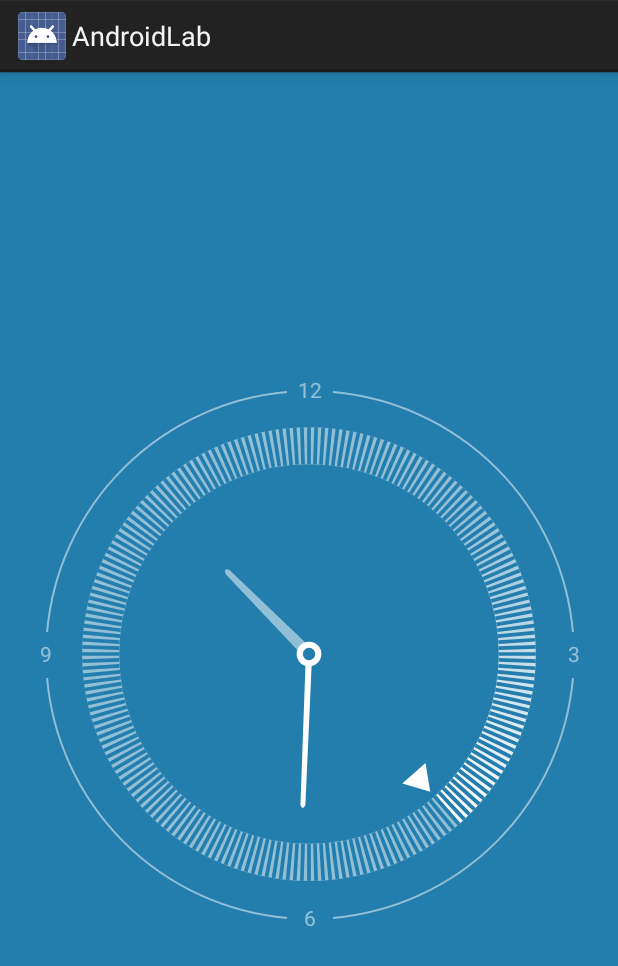
After one commit to burulangtu/AndroidLab, an Android app: the MiClockActivity screen opened directly, with no data from a screen before it, on a phone screen of 412 x 824 dp. The commit adds this screen. Shown: the top 966 px of the screen. Run offline under Robolectric (Android 15) with nearby library versions, the phone set to English and light mode, and no system bars.

Commit message:
feat:模仿小米时钟 组件来源：http://www.jianshu.com/p/056aa0485913 知识点：用 Camera 做 3D 选装

```diff
--- a/app/src/main/java/com/sunkai/lab/androidlab/MainActivity.java
+++ b/app/src/main/java/com/sunkai/lab/androidlab/MainActivity.java
@@ -11,6 +11,7 @@ import com.sunkai.lab.androidlab.diybanner.DIYBannerActivity;
 import com.sunkai.lab.androidlab.diyloading.DiyLoadingActivity;
 import com.sunkai.lab.androidlab.diyscroller.DIYSliderActivity;
 import com.sunkai.lab.androidlab.diyview.DIYViewActivity;
+import com.sunkai.lab.androidlab.miclock.MiClockActivity;
 import com.sunkai.lab.androidlab.mixtypeset.MixTextImageActivity;
 import com.sunkai.lab.androidlab.patheffect.PathEffectActivity;
 import com.sunkai.lab.androidlab.timeline.TimeLineActivity;
@@ -61,6 +62,10 @@ public class MainActivity extends Activity {
         startActivity(new Intent(this, TimeLineActivity.class));
     }
 
+    public void diyMiClock(View view){
+        startActivity(new Intent(this, MiClockActivity.class));
+    }
+
     @Override
     protected void onActivityResult(int requestCode, int resultCode, Intent data) {
         /**
--- /dev/null
+++ b/app/src/main/java/com/sunkai/lab/androidlab/miclock/MiClockActivity.java
@@ -0,0 +1,15 @@
+package com.sunkai.lab.androidlab.miclock;
+
+import android.app.Activity;
+import android.os.Bundle;
+
+import com.sunkai.lab.androidlab.R;
+
+public class MiClockActivity extends Activity {
+
+    @Override
+    protected void onCreate(Bundle savedInstanceState) {
+        super.onCreate(savedInstanceState);
+        setContentView(R.layout.activity_mi_clock);
+    }
+}
--- /dev/null
+++ b/app/src/main/java/com/sunkai/lab/androidlab/miclock/MiClockView.java
@@ -0,0 +1,516 @@
+package com.sunkai.lab.androidlab.miclock;
+
+import android.animation.PropertyValuesHolder;
+import android.animation.TimeInterpolator;
+import android.animation.ValueAnimator;
+import android.content.Context;
+import android.content.res.TypedArray;
+import android.graphics.Camera;
+import android.graphics.Canvas;
+import android.graphics.Color;
+import android.graphics.Matrix;
+import android.graphics.Paint;
+import android.graphics.Path;
+import android.graphics.Rect;
+import android.graphics.RectF;
+import android.graphics.SweepGradient;
+import android.os.Handler;
+import android.os.Looper;
+import android.util.AttributeSet;
+import android.util.TypedValue;
+import android.view.MotionEvent;
+import android.view.View;
+
+import com.sunkai.lab.androidlab.R;
+
+import java.util.Calendar;
+
+/**
+ * 仿小米时钟
+ */
+public class MiClockView extends View {
+
+    /* 画布 */
+    private Canvas mCanvas;
+    /* 小时文本画笔 */
+    private Paint mTextPaint;
+    /* 测量小时文本宽高的矩形 */
+    private Rect mTextRect;
+    /* 小时圆圈画笔 */
+    private Paint mCirclePaint;
+    /* 小时圆圈线条宽度 */
+    private float mCircleStrokeWidth = 2;
+    /* 小时圆圈的外接矩形 */
+    private RectF mCircleRectF;
+    /* 刻度圆弧画笔 */
+    private Paint mScaleArcPaint;
+    /* 刻度圆弧的外接矩形 */
+    private RectF mScaleArcRectF;
+    /* 刻度线画笔 */
+    private Paint mScaleLinePaint;
+    /* 时针画笔 */
+    private Paint mHourHandPaint;
+    /* 分针画笔 */
+    private Paint mMinuteHandPaint;
+    /* 秒针画笔 */
+    private Paint mSecondHandPaint;
+    /* 时针路径 */
+    private Path mHourHandPath;
+    /* 分针路径 */
+    private Path mMinuteHandPath;
+    /* 秒针路径 */
+    private Path mSecondHandPath;
+
+    /* 亮色，用于分针、秒针、渐变终止色 */
+    private int mLightColor;
+    /* 暗色，圆弧、刻度线、时针、渐变起始色 */
+    private int mDarkColor;
+    /* 背景色 */
+    private int mBackgroundColor;
+    /* 小时文本字体大小 */
+    private float mTextSize;
+    /* 时钟半径，不包括padding值 */
+    private float mRadius;
+    /* 刻度线长度 */
+    private float mScaleLength;
+
+    /* 时针角度 */
+    private float mHourDegree;
+    /* 分针角度 */
+    private float mMinuteDegree;
+    /* 秒针角度 */
+    private float mSecondDegree;
+
+    /* 加一个默认的padding值，为了防止用camera旋转时钟时造成四周超出view大小 */
+    private float mDefaultPadding;
+    private float mPaddingLeft;
+    private float mPaddingTop;
+    private float mPaddingRight;
+    private float mPaddingBottom;
+
+    /* 梯度扫描渐变 */
+    private SweepGradient mSweepGradient;
+    /* 渐变矩阵，作用在SweepGradient */
+    private Matrix mGradientMatrix;
+    /* 触摸时作用在Camera的矩阵 */
+    private Matrix mCameraMatrix;
+    /* 照相机，用于旋转时钟实现3D效果 */
+    private Camera mCamera;
+    /* camera绕X轴旋转的角度 */
+    private float mCameraRotateX;
+    /* camera绕Y轴旋转的角度 */
+    private float mCameraRotateY;
+    /* camera旋转的最大角度 */
+    private float mMaxCameraRotate = 10;
+    /* 指针的在x轴的位移 */
+    private float mCanvasTranslateX;
+    /* 指针的在y轴的位移 */
+    private float mCanvasTranslateY;
+    /* 指针的最大位移 */
+    private float mMaxCanvasTranslate;
+    /* 手指松开时时钟晃动的动画 */
+    private ValueAnimator mShakeAnim;
+
+    private Handler handler = new Handler(Looper.getMainLooper());
+
+    private Runnable runnable = new Runnable() {
+        @Override
+        public void run() {
+            invalidate();
+            handler.postDelayed(runnable, 100);
+        }
+    };
+
+    public MiClockView(Context context) {
+        this(context, null);
+    }
+
+    public MiClockView(Context context, AttributeSet attrs) {
+        this(context, attrs, 0);
+    }
+
+    public MiClockView(Context context, AttributeSet attrs, int defStyleAttr) {
+        super(context, attrs, defStyleAttr);
+        TypedArray ta = context.obtainStyledAttributes(attrs, R.styleable.MiClockView, defStyleAttr, 0);
+        mBackgroundColor = ta.getColor(R.styleable.MiClockView_backgroundColor, Color.parseColor("#237EAD"));
+        setBackgroundColor(mBackgroundColor);
+        mLightColor = ta.getColor(R.styleable.MiClockView_lightColor, Color.parseColor("#ffffff"));
+        mDarkColor = ta.getColor(R.styleable.MiClockView_darkColor, Color.parseColor("#80ffffff"));
+        mTextSize = ta.getDimension(R.styleable.MiClockView_textSize, sp2px(context, 14));
+        ta.recycle();
+
+        mHourHandPaint = new Paint(Paint.ANTI_ALIAS_FLAG);
+        mHourHandPaint.setStyle(Paint.Style.FILL);
+        mHourHandPaint.setColor(mDarkColor);
+
+        mMinuteHandPaint = new Paint(Paint.ANTI_ALIAS_FLAG);
+        mMinuteHandPaint.setColor(mLightColor);
+
+        mSecondHandPaint = new Paint(Paint.ANTI_ALIAS_FLAG);
+        mSecondHandPaint.setStyle(Paint.Style.FILL);
+        mSecondHandPaint.setColor(mLightColor);
+
+        mScaleLinePaint = new Paint(Paint.ANTI_ALIAS_FLAG);
+        mScaleLinePaint.setStyle(Paint.Style.STROKE);
+        mScaleLinePaint.setColor(mBackgroundColor);
+
+        mScaleArcPaint = new Paint(Paint.ANTI_ALIAS_FLAG);
+        mScaleArcPaint.setStyle(Paint.Style.STROKE);
+
+        mTextPaint = new Paint(Paint.ANTI_ALIAS_FLAG);
+        mTextPaint.setStyle(Paint.Style.FILL);
+        mTextPaint.setColor(mDarkColor);
+        mTextPaint.setTextSize(mTextSize);
+
+        mCirclePaint = new Paint(Paint.ANTI_ALIAS_FLAG);
+        mCirclePaint.setStyle(Paint.Style.STROKE);
+        mCirclePaint.setStrokeWidth(mCircleStrokeWidth);
+        mCirclePaint.setColor(mDarkColor);
+
+        mTextRect = new Rect();
+        mCircleRectF = new RectF();
+        mScaleArcRectF = new RectF();
+        mHourHandPath = new Path();
+        mMinuteHandPath = new Path();
+        mSecondHandPath = new Path();
+
+        mGradientMatrix = new Matrix();
+        mCameraMatrix = new Matrix();
+        mCamera = new Camera();
+
+        handler.post(runnable);
+    }
+
+    @Override
+    protected void onMeasure(int widthMeasureSpec, int heightMeasureSpec) {
+        setMeasuredDimension(measureDimension(widthMeasureSpec), measureDimension(heightMeasureSpec));
+    }
+
+    private int measureDimension(int measureSpec) {
+        int result;
+        int mode = MeasureSpec.getMode(measureSpec);
+        int size = MeasureSpec.getSize(measureSpec);
+        if (mode == MeasureSpec.EXACTLY) {
+            result = size;
+        } else {
+            result = 800;
+            if (mode == MeasureSpec.AT_MOST) {
+                result = Math.min(result, size);
+            }
+        }
+        return result;
+    }
+
+    @Override
+    protected void onSizeChanged(int w, int h, int oldw, int oldh) {
+        super.onSizeChanged(w, h, oldw, oldh);
+        //宽和高分别去掉padding值，取min的一半即表盘的半径
+        mRadius = Math.min(w - getPaddingLeft() - getPaddingRight(),
+                h - getPaddingTop() - getPaddingBottom()) / 2;
+        mDefaultPadding = 0.12f * mRadius;//根据比例确定默认padding大小
+        mPaddingLeft = mDefaultPadding + w / 2 - mRadius + getPaddingLeft();
+        mPaddingTop = mDefaultPadding + h / 2 - mRadius + getPaddingTop();
+        mPaddingRight = mPaddingLeft;
+        mPaddingBottom = mPaddingTop;
+        mScaleLength = 0.12f * mRadius;//根据比例确定刻度线长度
+        mScaleArcPaint.setStrokeWidth(mScaleLength);
+        mScaleLinePaint.setStrokeWidth(0.012f * mRadius);
+        mMaxCanvasTranslate = 0.02f * mRadius;
+        //梯度扫描渐变，以(w/2,h/2)为中心点，两种起止颜色梯度渐变
+        //float数组表示，[a0,a0.75)为起始颜色所占比例，[a0.75,1}为起止颜色渐变所占比例
+        mSweepGradient = new SweepGradient(w / 2, h / 2,
+                new int[]{mDarkColor, mLightColor}, new float[]{0.75f, 1});
+    }
+
+    @Override
+    protected void onDraw(Canvas canvas) {
+        mCanvas = canvas;
+        setCameraRotate();
+        getTimeDegree();
+        drawTimeText();
+        drawScaleLine();
+        drawSecondHand();
+        drawHourHand();
+        drawMinuteHand();
+    }
+
+    @Override
+    public boolean onTouchEvent(MotionEvent event) {
+        switch (event.getAction()) {
+            case MotionEvent.ACTION_DOWN:
+                if (mShakeAnim != null && mShakeAnim.isRunning()) {
+                    mShakeAnim.cancel();
+                }
+                getCameraRotate(event);
+                getCanvasTranslate(event);
+                break;
+            case MotionEvent.ACTION_MOVE:
+                //根据手指坐标计算camera应该旋转的大小
+                getCameraRotate(event);
+                getCanvasTranslate(event);
+                break;
+            case MotionEvent.ACTION_UP:
+                //松开手指，时钟复原并伴随晃动动画
+                startShakeAnim();
+                break;
+        }
+        return true;
+    }
+
+    /**
+     * 获取camera旋转的大小
+     *
+     * @param event motionEvent
+     */
+    private void getCameraRotate(MotionEvent event) {
+        float rotateX = -(event.getY() - getHeight() / 2);
+        float rotateY = (event.getX() - getWidth() / 2);
+        //求出此时旋转的大小与半径之比
+        float[] percentArr = getPercent(rotateX, rotateY);
+        //最终旋转的大小按比例匀称改变
+        mCameraRotateX = percentArr[0] * mMaxCameraRotate;
+        mCameraRotateY = percentArr[1] * mMaxCameraRotate;
+    }
+
+    /**
+     * 当拨动时钟时，会发现时针、分针、秒针和刻度盘会有一个较小的偏移量，形成近大远小的立体偏移效果
+     * 一开始我打算使用 matrix 和 camera 的 mCamera.translate(x, y, z) 方法改变 z 的值
+     * 但是并没有效果，所以就动态计算距离，然后在 onDraw()中分零件地 mCanvas.translate(x, y)
+     *
+     * @param event motionEvent
+     */
+    private void getCanvasTranslate(MotionEvent event) {
+        float translateX = (event.getX() - getWidth() / 2);
+        float translateY = (event.getY() - getHeight() / 2);
+        //求出此时位移的大小与半径之比
+        float[] percentArr = getPercent(translateX, translateY);
+        //最终位移的大小按比例匀称改变
+        mCanvasTranslateX = percentArr[0] * mMaxCanvasTranslate;
+        mCanvasTranslateY = percentArr[1] * mMaxCanvasTranslate;
+    }
+
+    /**
+     * 获取一个操作旋转或位移大小的比例
+     *
+     * @param x x大小
+     * @param y y大小
+     * @return 装有xy比例的float数组
+     */
+    private float[] getPercent(float x, float y) {
+        float[] percentArr = new float[2];
+        float percentX = x / mRadius;
+        float percentY = y / mRadius;
+        if (percentX > 1) {
+            percentX = 1;
+        } else if (percentX < -1) {
+            percentX = -1;
+        }
+        if (percentY > 1) {
+            percentY = 1;
+        } else if (percentY < -1) {
+            percentY = -1;
+        }
+        percentArr[0] = percentX;
+        percentArr[1] = percentY;
+        return percentArr;
+    }
+
+    /**
+     * 设置3D时钟效果，触摸矩阵的相关设置、照相机的旋转大小
+     * 应用在绘制图形之前，否则无效
+     */
+    private void setCameraRotate() {
+        mCameraMatrix.reset();
+        mCamera.save();
+        mCamera.rotateX(mCameraRotateX);//绕x轴旋转角度
+        mCamera.rotateY(mCameraRotateY);//绕y轴旋转角度
+        mCamera.getMatrix(mCameraMatrix);//相关属性设置到matrix中
+        mCamera.restore();
+        //camera在view左上角那个点，故旋转默认是以左上角为中心旋转
+        //故在动作之前pre将matrix向左移动getWidth()/2长度，向上移动getHeight()/2长度
+        mCameraMatrix.preTranslate(-getWidth() / 2, -getHeight() / 2);
+        //在动作之后post再回到原位
+        mCameraMatrix.postTranslate(getWidth() / 2, getHeight() / 2);
+        mCanvas.concat(mCameraMatrix);//matrix与canvas相关联
+    }
+
+    /**
+     * 时钟晃动动画
+     */
+    private void startShakeAnim() {
+        final String cameraRotateXName = "cameraRotateX";
+        final String cameraRotateYName = "cameraRotateY";
+        final String canvasTranslateXName = "canvasTranslateX";
+        final String canvasTranslateYName = "canvasTranslateY";
+        PropertyValuesHolder cameraRotateXHolder =
+                PropertyValuesHolder.ofFloat(cameraRotateXName, mCameraRotateX, 0);
+        PropertyValuesHolder cameraRotateYHolder =
+                PropertyValuesHolder.ofFloat(cameraRotateYName, mCameraRotateY, 0);
+        PropertyValuesHolder canvasTranslateXHolder =
+                PropertyValuesHolder.ofFloat(canvasTranslateXName, mCanvasTranslateX, 0);
+        PropertyValuesHolder canvasTranslateYHolder =
+                PropertyValuesHolder.ofFloat(canvasTranslateYName, mCanvasTranslateY, 0);
+        mShakeAnim = ValueAnimator.ofPropertyValuesHolder(cameraRotateXHolder,
+                cameraRotateYHolder, canvasTranslateXHolder, canvasTranslateYHolder);
+        mShakeAnim.setInterpolator(new TimeInterpolator() {
+            @Override
+            public float getInterpolation(float input) {
+                //http://inloop.github.io/interpolator/
+                float f = 0.571429f;
+                return (float) (Math.pow(2, -2 * input) * Math.sin((input - f / 4) * (2 * Math.PI) / f) + 1);
+            }
+        });
+        mShakeAnim.setDuration(1000);
+        mShakeAnim.addUpdateListener(new ValueAnimator.AnimatorUpdateListener() {
+            @Override
+            public void onAnimationUpdate(ValueAnimator animation) {
+                mCameraRotateX = (float) animation.getAnimatedValue(cameraRotateXName);
+                mCameraRotateY = (float) animation.getAnimatedValue(cameraRotateYName);
+                mCanvasTranslateX = (float) animation.getAnimatedValue(canvasTranslateXName);
+                mCanvasTranslateY = (float) animation.getAnimatedValue(canvasTranslateYName);
+            }
+        });
+        mShakeAnim.start();
+    }
+
+    /**
+     * 获取当前时分秒所对应的角度
+     * 为了不让秒针走得像老式挂钟一样僵硬，需要精确到毫秒
+     */
+    private void getTimeDegree() {
+        Calendar calendar = Calendar.getInstance();
+        float milliSecond = calendar.get(Calendar.MILLISECOND);
+        float second = calendar.get(Calendar.SECOND) + milliSecond / 1000;
+        float minute = calendar.get(Calendar.MINUTE) + second / 60;
+        float hour = calendar.get(Calendar.HOUR) + minute / 60;
+        mSecondDegree = second / 60 * 360;
+        mMinuteDegree = minute / 60 * 360;
+        mHourDegree = hour / 12 * 360;
+    }
+
+    /**
+     * 画最外圈的时间文本和4个弧线
+     */
+    private void drawTimeText() {
+        String timeText = "12";
+        mTextPaint.getTextBounds(timeText, 0, timeText.length(), mTextRect);
+        int textLargeWidth = mTextRect.width();//两位数字的宽
+        mCanvas.drawText("12", getWidth() / 2 - textLargeWidth / 2, mPaddingTop + mTextRect.height(), mTextPaint);
+        timeText = "3";
+        mTextPaint.getTextBounds(timeText, 0, timeText.length(), mTextRect);
+        int textSmallWidth = mTextRect.width();//一位数字的宽
+        mCanvas.drawText("3", getWidth() - mPaddingRight - mTextRect.height() / 2 - textSmallWidth / 2,
+                getHeight() / 2 + mTextRect.height() / 2, mTextPaint);
+        mCanvas.drawText("6", getWidth() / 2 - textSmallWidth / 2, getHeight() - mPaddingBottom, mTextPaint);
+        mCanvas.drawText("9", mPaddingLeft + mTextRect.height() / 2 - textSmallWidth / 2,
+                getHeight() / 2 + mTextRect.height() / 2, mTextPaint);
+
+        //画4个弧
+        mCircleRectF.set(mPaddingLeft + mTextRect.height() / 2 + mCircleStrokeWidth / 2,
+                mPaddingTop + mTextRect.height() / 2 + mCircleStrokeWidth / 2,
+                getWidth() - mPaddingRight - mTextRect.height() / 2 + mCircleStrokeWidth / 2,
+                getHeight() - mPaddingBottom - mTextRect.height() / 2 + mCircleStrokeWidth / 2);
+        for (int i = 0; i < 4; i++) {
+            mCanvas.drawArc(mCircleRectF, 5 + 90 * i, 80, false, mCirclePaint);
+        }
+    }
+
+    /**
+     * 画一圈梯度渲染的亮暗色渐变圆弧，重绘时不断旋转，上面盖一圈背景色的刻度线
+     */
+    private void drawScaleLine() {
+        mCanvas.save();
+        mCanvas.translate(mCanvasTranslateX, mCanvasTranslateY);
+        mScaleArcRectF.set(mPaddingLeft + 1.5f * mScaleLength + mTextRect.height() / 2,
+                mPaddingTop + 1.5f * mScaleLength + mTextRect.height() / 2,
+                getWidth() - mPaddingRight - mTextRect.height() / 2 - 1.5f * mScaleLength,
+                getHeight() - mPaddingBottom - mTextRect.height() / 2 - 1.5f * mScaleLength);
+        //matrix默认会在三点钟方向开始颜色的渐变，为了吻合钟表十二点钟顺时针旋转的方向，把秒针旋转的角度减去90度
+        mGradientMatrix.setRotate(mSecondDegree - 90, getWidth() / 2, getHeight() / 2);
+        mSweepGradient.setLocalMatrix(mGradientMatrix);
+        mScaleArcPaint.setShader(mSweepGradient);
+        mCanvas.drawArc(mScaleArcRectF, 0, 360, false, mScaleArcPaint);
+        //画背景色刻度线
+        for (int i = 0; i < 200; i++) {
+            mCanvas.drawLine(getWidth() / 2, mPaddingTop + mScaleLength + mTextRect.height() / 2,
+                    getWidth() / 2, mPaddingTop + 2 * mScaleLength + mTextRect.height() / 2, mScaleLinePaint);
+            mCanvas.rotate(1.8f, getWidth() / 2, getHeight() / 2);
+        }
+        mCanvas.restore();
+    }
+
+    /**
+     * 画秒针，根据不断变化的秒针角度旋转画布
+     */
+    private void drawSecondHand() {
+        mCanvas.save();
+        mCanvas.translate(mCanvasTranslateX, mCanvasTranslateY);
+        mCanvas.rotate(mSecondDegree, getWidth() / 2, getHeight() / 2);
+        mSecondHandPath.reset();
+        float offset = mPaddingTop + mTextRect.height() / 2;
+        mSecondHandPath.moveTo(getWidth() / 2, offset + 0.26f * mRadius);
+        mSecondHandPath.lineTo(getWidth() / 2 - 0.05f * mRadius, offset + 0.34f * mRadius);
+        mSecondHandPath.lineTo(getWidth() / 2 + 0.05f * mRadius, offset + 0.34f * mRadius);
+        mSecondHandPath.close();
+        mSecondHandPaint.setColor(mLightColor);
+        mCanvas.drawPath(mSecondHandPath, mSecondHandPaint);
+        mCanvas.restore();
+    }
+
+    /**
+     * 画时针，根据不断变化的时针角度旋转画布
+     * 针头为圆弧状，使用二阶贝塞尔曲线
+     */
+    private void drawHourHand() {
+        mCanvas.save();
+        mCanvas.translate(mCanvasTranslateX * 1.2f, mCanvasTranslateY * 1.2f);
+        mCanvas.rotate(mHourDegree, getWidth() / 2, getHeight() / 2);
+        mHourHandPath.reset();
+        float offset = mPaddingTop + mTextRect.height() / 2;
+        mHourHandPath.moveTo(getWidth() / 2 - 0.018f * mRadius, getHeight() / 2 - 0.03f * mRadius);
+        mHourHandPath.lineTo(getWidth() / 2 - 0.009f * mRadius, offset + 0.48f * mRadius);
+        mHourHandPath.quadTo(getWidth() / 2, offset + 0.46f * mRadius, getWidth() / 2 + 0.009f * mRadius, offset + 0.48f * mRadius);
+        mHourHandPath.lineTo(getWidth() / 2 + 0.018f * mRadius, getHeight() / 2 - 0.03f * mRadius);
+        mHourHandPath.close();
+        mHourHandPaint.setStyle(Paint.Style.FILL);
+        mCanvas.drawPath(mHourHandPath, mHourHandPaint);
+        mCircleRectF.set(getWidth() / 2 - 0.03f * mRadius, getHeight() / 2 - 0.03f * mRadius, getWidth() / 2 + 0.03f * mRadius, getHeight() / 2 + 0.03f * mRadius);
+        mHourHandPaint.setStyle(Paint.Style.STROKE);
+        mHourHandPaint.setStrokeWidth(0.01f * mRadius);
+        mCanvas.drawArc(mCircleRectF, 0, 360, false, mHourHandPaint);
+        mCanvas.restore();
+    }
+
+    /**
+     * 画分针，根据不断变化的分针角度旋转画布
+     */
+    private void drawMinuteHand() {
+        mCanvas.save();
+        mCanvas.translate(mCanvasTranslateX * 2f, mCanvasTranslateY * 2f);
+        mCanvas.rotate(mMinuteDegree, getWidth() / 2, getHeight() / 2);
+        mMinuteHandPath.reset();
+        float offset = mPaddingTop + mTextRect.height() / 2;
+        mMinuteHandPath.moveTo(getWidth() / 2 - 0.01f * mRadius, getHeight() / 2 - 0.03f * mRadius);
+        mMinuteHandPath.lineTo(getWidth() / 2 - 0.008f * mRadius, offset + 0.365f * mRadius);
+        mMinuteHandPath.quadTo(getWidth() / 2, offset + 0.345f * mRadius,
+                getWidth() / 2 + 0.008f * mRadius, offset + 0.365f * mRadius);
+        mMinuteHandPath.lineTo(getWidth() / 2 + 0.01f * mRadius, getHeight() / 2 - 0.03f * mRadius);
+        mMinuteHandPath.close();
+        mMinuteHandPaint.setStyle(Paint.Style.FILL);
+        mCanvas.drawPath(mMinuteHandPath, mMinuteHandPaint);
+
+        mCircleRectF.set(getWidth() / 2 - 0.03f * mRadius, getHeight() / 2 - 0.03f * mRadius,
+                getWidth() / 2 + 0.03f * mRadius, getHeight() / 2 + 0.03f * mRadius);
+        mMinuteHandPaint.setStyle(Paint.Style.STROKE);
+        mMinuteHandPaint.setStrokeWidth(0.02f * mRadius);
+        mCanvas.drawArc(mCircleRectF, 0, 360, false, mMinuteHandPaint);
+        mCanvas.restore();
+    }
+
+
+    private int sp2px(Context context, float spVal) {
+        return (int) TypedValue.applyDimension(TypedValue.COMPLEX_UNIT_SP,
+                spVal, context.getResources().getDisplayMetrics());
+    }
+
+}
--- a/app/src/main/res/layout/activity_main.xml
+++ b/app/src/main/res/layout/activity_main.xml
@@ -87,4 +87,13 @@
         app:layout_constraintLeft_toLeftOf="parent"
         app:layout_constraintRight_toRightOf="parent"
         app:layout_constraintTop_toTopOf="parent" />
+    <Button
+        android:layout_width="wrap_content"
+        android:layout_height="wrap_content"
+        android:onClick="diyMiClock"
+        android:text="模仿小米时钟"
+        app:layout_constraintBottom_toBottomOf="parent"
+        app:layout_constraintLeft_toLeftOf="parent"
+        app:layout_constraintRight_toRightOf="parent"
+        app:layout_constraintTop_toTopOf="parent" />
 </LinearLayout>
--- /dev/null
+++ b/app/src/main/res/layout/activity_mi_clock.xml
@@ -0,0 +1,12 @@
+<?xml version="1.0" encoding="utf-8"?>
+<LinearLayout xmlns:android="http://schemas.android.com/apk/res/android"
+    android:layout_width="match_parent"
+    android:layout_height="match_parent"
+    android:orientation="vertical">
+
+    <com.sunkai.lab.androidlab.miclock.MiClockView
+        android:layout_width="match_parent"
+        android:layout_height="match_parent"
+        android:layout_weight="1" />
+
+</LinearLayout>
--- /dev/null
+++ b/app/src/main/res/values/attrs.xml
@@ -0,0 +1,9 @@
+<?xml version="1.0" encoding="utf-8"?>
+<resources>
+    <declare-styleable name="MiClockView">
+        <attr name="backgroundColor" format="color" />
+        <attr name="lightColor" format="color" />
+        <attr name="darkColor" format="color" />
+        <attr name="textSize" format="dimension" />
+    </declare-styleable>
+</resources>
```
Also changed, not shown: app/src/main/AndroidManifest.xml (+3 -8 lines).
